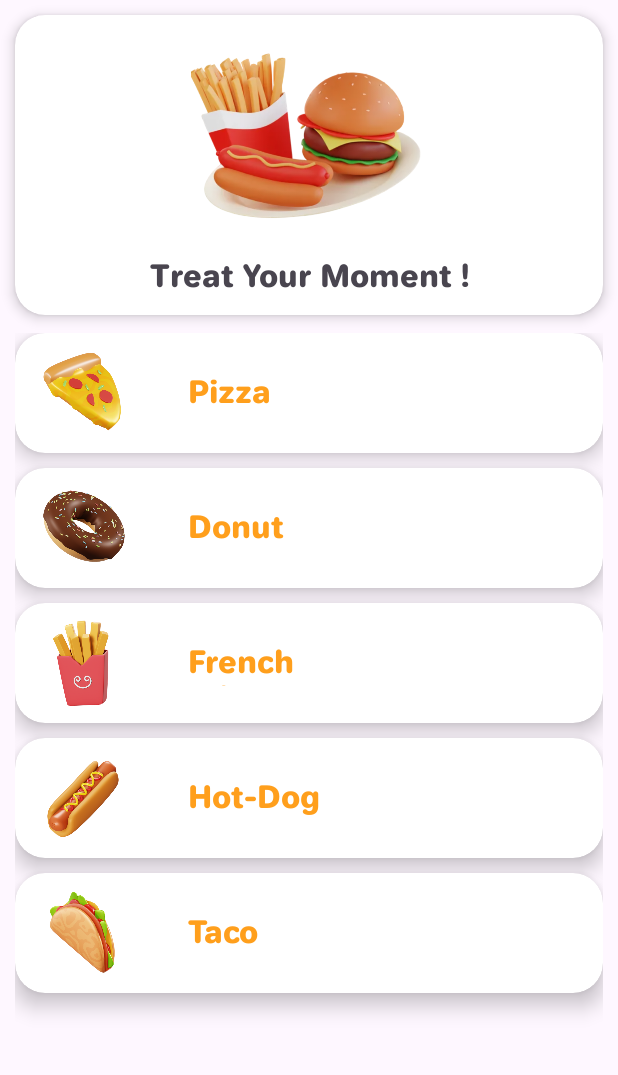
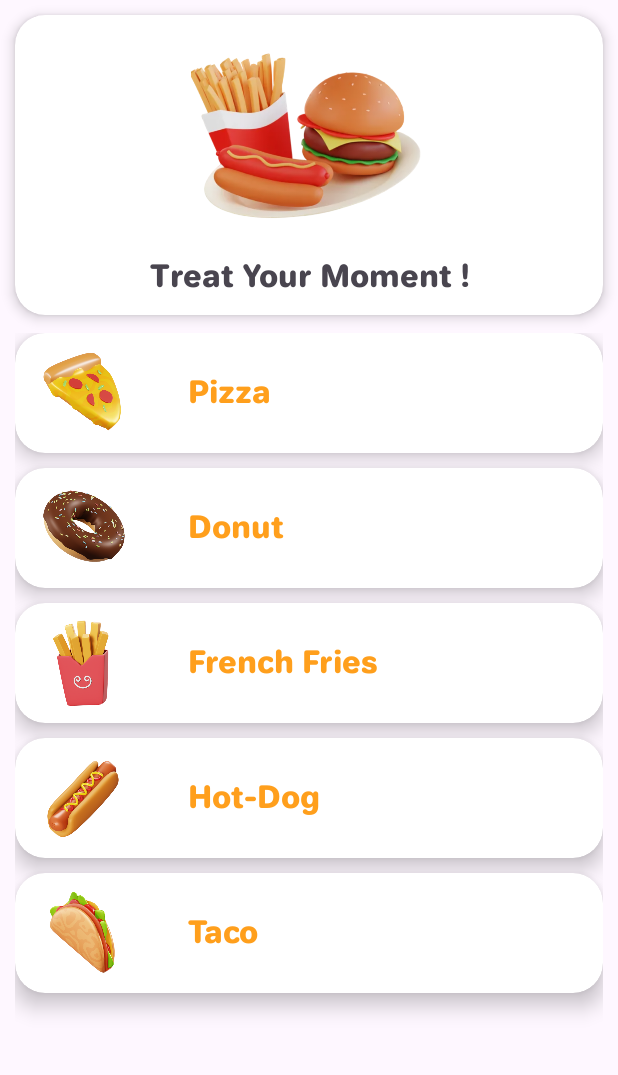
Before and after one commit to ThePrince047/ListView-In-Android, an Android app: the screen it shows after launch (MainActivity), on a phone screen of 412 x 824 dp, the part 84-1159 px from its top. Run offline under Robolectric (Android 15) with nearby library versions, the phone set to English and light mode, and no system bars.

Commit message:
App Finished

```diff
--- a/app/src/main/res/layout/list_item.xml
+++ b/app/src/main/res/layout/list_item.xml
@@ -27,7 +27,7 @@
             app:shapeAppearanceOverlay="@style/roundedImageView"/>
 
         <TextView
-            android:layout_width="120dp"
+            android:layout_width="200dp"
             android:layout_height="30dp"
             android:id="@+id/listName"
             android:text="Name"
```
